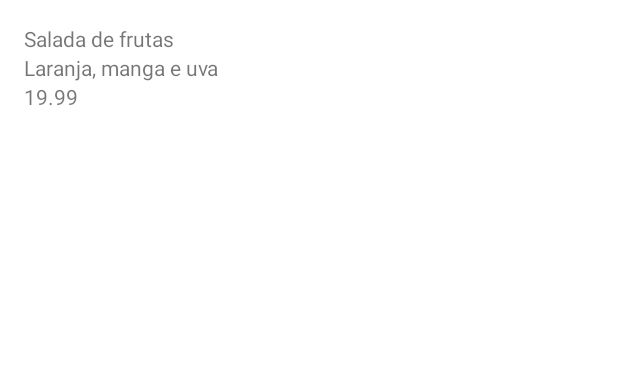
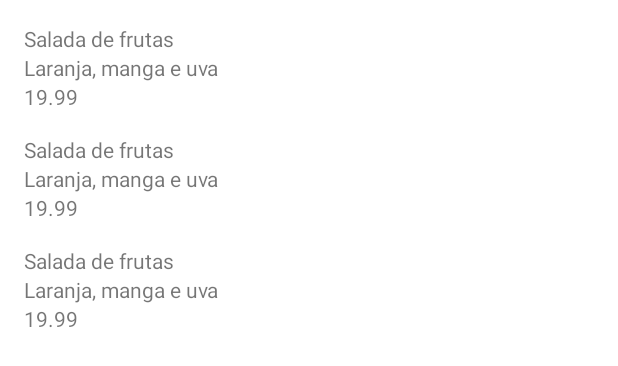
Before and after one commit to Sparfat/MyFirstApp, an Android app: the layout activity_main.xml on its own in the app's theme, with its tools: preview values and no code run, on a phone screen of 412 x 824 dp. Shown: the top 366 px of the screen. Run offline under Robolectric (Android 15) with nearby library versions, the phone set to English and light mode, and no system bars.

Commit message:
Utilizando o RecyclerView para manipular as Views. Criando a Lista de produtos, a classe Produto. Criando a nova Activity de Formulario.

```diff
--- a/app/build.gradle.kts
+++ b/app/build.gradle.kts
@@ -37,6 +37,7 @@ dependencies {
     implementation("androidx.core:core-ktx:1.10.1")
     implementation("androidx.appcompat:appcompat:1.6.1")
     implementation("com.google.android.material:material:1.9.0")
+    implementation("androidx.constraintlayout:constraintlayout:2.1.4")
     testImplementation("junit:junit:4.13.2")
     androidTestImplementation("androidx.test.ext:junit:1.1.5")
     androidTestImplementation("androidx.test.espresso:espresso-core:3.5.1")
--- a/app/src/main/res/layout/activity_main.xml
+++ b/app/src/main/res/layout/activity_main.xml
@@ -1,37 +1,21 @@
 <?xml version="1.0" encoding="utf-8"?>
-<androidx.constraintlayout.widget.ConstraintLayout xmlns:android="http://schemas.android.com/apk/res/android"
+<androidx.constraintlayout.widget.ConstraintLayout
+    xmlns:android="http://schemas.android.com/apk/res/android"
     xmlns:app="http://schemas.android.com/apk/res-auto"
     xmlns:tools="http://schemas.android.com/tools"
     android:layout_width="match_parent"
     android:layout_height="match_parent">
 
-    <TextView
-        android:id="@+id/nome"
-        android:layout_width="match_parent"
-        android:layout_height="wrap_content"
-        android:layout_margin="16dp"
-        android:text="Salada de frutas"
+
+    <androidx.recyclerview.widget.RecyclerView
+        android:id="@+id/recyclerView"
+        android:layout_width="0dp"
+        android:layout_height="0dp"
+        app:layout_constraintBottom_toBottomOf="parent"
         app:layout_constraintEnd_toEndOf="parent"
-        app:layout_constraintTop_toTopOf="parent" />
-
-    <TextView
-        android:id="@+id/descricao"
-        android:layout_width="match_parent"
-        android:layout_height="wrap_content"
-        android:layout_marginStart="16dp"
-        android:layout_marginEnd="16dp"
-        android:text="Laranja, manga e uva"
         app:layout_constraintStart_toStartOf="parent"
-        app:layout_constraintTop_toBottomOf="@id/nome" />
-
-    <TextView
-        android:id="@+id/valor"
-        android:layout_width="match_parent"
-        android:layout_height="wrap_content"
-        android:layout_marginStart="16dp"
-        android:layout_marginEnd="16dp"
-        android:text="19.99"
-        app:layout_constraintStart_toStartOf="parent"
-        app:layout_constraintTop_toBottomOf="@+id/descricao" />
+        app:layout_constraintTop_toTopOf="parent"
+        tools:listitem="@layout/produto_item"
+        app:layoutManager="androidx.recyclerview.widget.LinearLayoutManager"/>
 
 </androidx.constraintlayout.widget.ConstraintLayout>
--- /dev/null
+++ b/app/src/main/res/layout/produto_item.xml
@@ -0,0 +1,41 @@
+<?xml version="1.0" encoding="utf-8"?>
+<androidx.constraintlayout.widget.ConstraintLayout xmlns:android="http://schemas.android.com/apk/res/android"
+    android:layout_width="match_parent"
+    android:layout_height="wrap_content"
+    xmlns:tools="http://schemas.android.com/tools"
+    xmlns:app="http://schemas.android.com/apk/res-auto">
+
+    <TextView
+        android:id="@+id/nome"
+        android:layout_width="0dp"
+        android:layout_height="wrap_content"
+        android:layout_margin="16dp"
+        tools:text="Salada de frutas"
+        app:layout_constraintEnd_toEndOf="parent"
+        app:layout_constraintStart_toStartOf="parent"
+        app:layout_constraintTop_toTopOf="parent" />
+
+    <TextView
+        android:id="@+id/descricao"
+        android:layout_width="0dp"
+        android:layout_height="wrap_content"
+        android:layout_marginStart="16dp"
+        android:layout_marginEnd="16dp"
+        tools:text="Laranja, manga e uva"
+        app:layout_constraintEnd_toEndOf="parent"
+        app:layout_constraintStart_toStartOf="parent"
+        app:layout_constraintTop_toBottomOf="@id/nome" />
+
+    <TextView
+        android:id="@+id/valor"
+        android:layout_width="0dp"
+        android:layout_height="wrap_content"
+        android:layout_marginStart="16dp"
+        android:layout_marginEnd="16dp"
+        tools:text="19.99"
+        app:layout_constraintEnd_toEndOf="parent"
+        app:layout_constraintStart_toStartOf="parent"
+        app:layout_constraintTop_toBottomOf="@+id/descricao" />
+
+
+</androidx.constraintlayout.widget.ConstraintLayout>
```
Also changed, not shown: app/src/main/AndroidManifest.xml (+11 -1 lines), app/src/main/java/br/com/guicoelho/myfirstapp/MainActivity.kt (deleted, +0 -12 lines), app/src/main/java/br/com/guicoelho/myfirstapp/model/Produto.kt (added, +11 -0 lines), app/src/main/java/br/com/guicoelho/myfirstapp/ui/activity/FormularioProdutoActivity.kt (added, +14 -0 lines), app/src/main/java/br/com/guicoelho/myfirstapp/ui/activity/MainActivity.kt (added, +40 -0 lines), app/src/main/java/br/com/guicoelho/myfirstapp/ui/recyclerview/adapter/ListaProdutosAdapter.kt (added, +41 -0 lines), app/src/main/res/layout/activity_formulario_produto.xml (added, +9 -0 lines).
